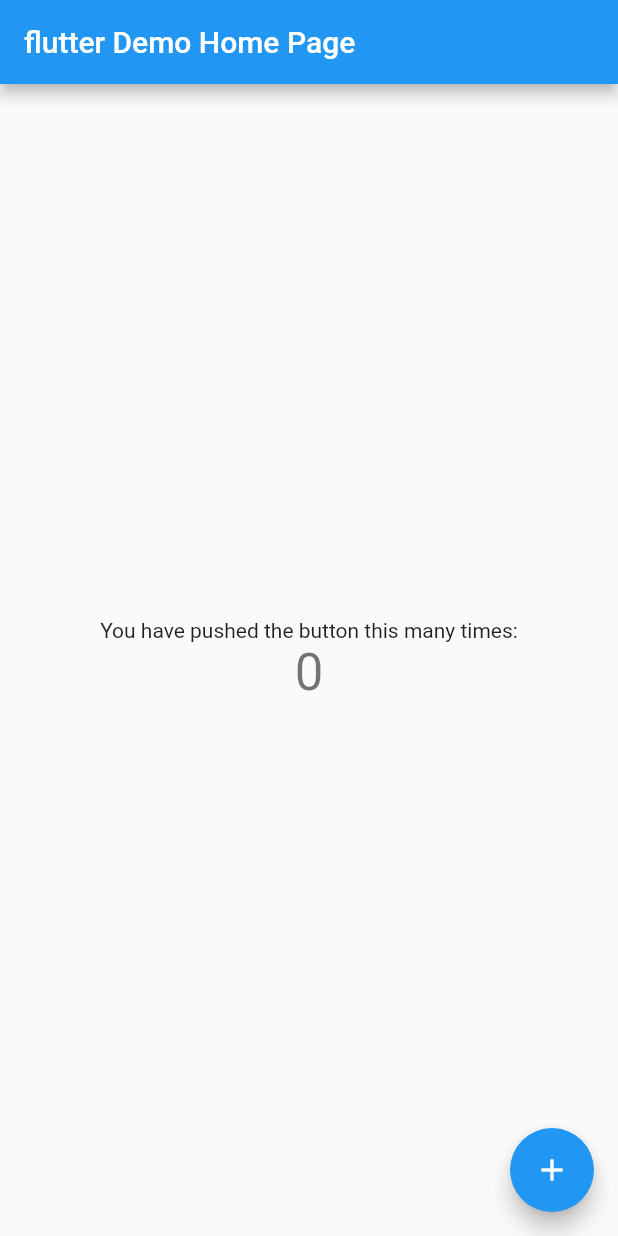
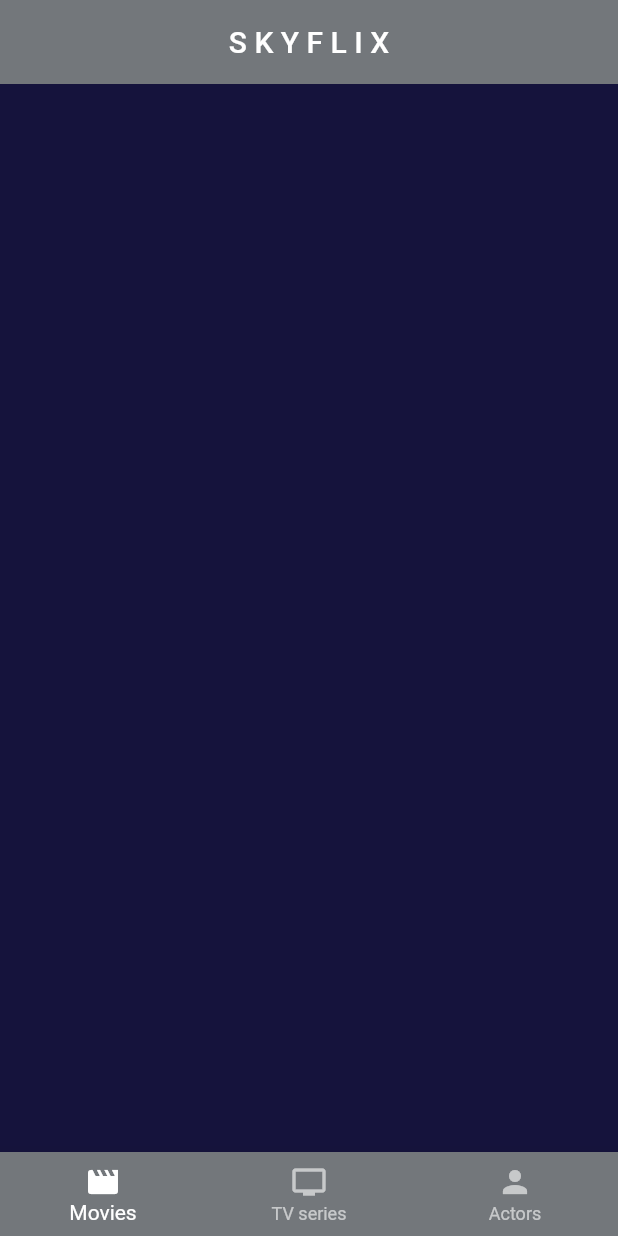
Before and after one commit to HubertObora/flutterMovieApp, a Flutter app: the screen it shows after launch, on a phone screen of 412 x 824 dp. Run offline on Flutter 3.47's test engine with Material 2 defaults, Android fonts, the phone set to English and light mode, and no system bars; our stand-ins replace google_fonts.

Commit message:
first outline of project

```diff
--- /dev/null
+++ b/lib/homepage.dart
@@ -0,0 +1,54 @@
+// ignore_for_file: prefer_const_constructors, prefer_const_literals_to_create_immutables
+
+import 'package:flutter/material.dart';
+import 'package:movieapp/style.dart';
+
+class HomePage extends StatefulWidget {
+  const HomePage({Key? key}) : super(key: key);
+
+  @override
+  State<HomePage> createState() => _HomePageState();
+}
+
+class _HomePageState extends State<HomePage> {
+  int _selectedIndex = 0;
+  void _navigate(int index) {
+    setState(() {
+      _selectedIndex = index;
+    });
+  }
+
+  final List<Widget> _listOfPages = [
+    //MainPage(),
+    //filmy(),
+    //seriale()
+  ];
+
+  @override
+  Widget build(BuildContext context) {
+    return Scaffold(
+        body: Scaffold(
+          backgroundColor: AppStyle.mainColor,
+        ),
+        //body: _listOfPages[_selectedIndex],
+        appBar: AppBar(
+          backgroundColor: AppStyle.secondColor,
+          elevation: 0,
+          centerTitle: true,
+          title: Text(
+            'S K Y F L I X',
+          ),
+        ),
+        bottomNavigationBar: BottomNavigationBar(
+            backgroundColor: AppStyle.secondColor,
+            currentIndex: _selectedIndex,
+            unselectedItemColor: Colors.white60,
+            selectedItemColor: Colors.white,
+            onTap: _navigate,
+            items: [
+              BottomNavigationBarItem(icon: Icon(Icons.movie), label: 'Movies'),
+              BottomNavigationBarItem(icon: Icon(Icons.tv), label: 'TV series'),
+              BottomNavigationBarItem(icon: Icon(Icons.person), label: 'Actors')
+            ]));
+  }
+}
--- a/lib/main.dart
+++ b/lib/main.dart
@@ -1,4 +1,8 @@
+// ignore_for_file: prefer_const_constructors
+
 import 'package:flutter/material.dart';
+
+import 'homepage.dart';
 
 void main() {
   runApp(const MyApp());
@@ -7,100 +11,11 @@ void main() {
 class MyApp extends StatelessWidget {
   const MyApp({Key? key}) : super(key: key);
 
-  // This widget is the root of your application.
   @override
   Widget build(BuildContext context) {
     return MaterialApp(
-      title: 'Flutter Demo',
-      theme: ThemeData(
-        primarySwatch: Colors.blue,
-      ),
-      home: const MyHomePage(title: 'flutter Demo Home Page'),
+      home: HomePage(),
+      debugShowCheckedModeBanner: false,
     );
   }
 }
-
-class MyHomePage extends StatefulWidget {
-  const MyHomePage({Key? key, required this.title}) : super(key: key);
-
-  // This widget is the home page of your application. It is stateful, meaning
-  // that it has a State object (defined below) that contains fields that affect
-  // how it looks.
-
-  // This class is the configuration for the state. It holds the values (in this
-  // case the title) provided by the parent (in this case the App widget) and
-  // used by the build method of the State. Fields in a Widget subclass are
-  // always marked "final".
-
-  final String title;
-
-  @override
-  State<MyHomePage> createState() => _MyHomePageState();
-}
-
-class _MyHomePageState extends State<MyHomePage> {
-  int _counter = 0;
-
-  void _incrementCounter() {
-    setState(() {
-      // This call to setState tells the Flutter framework that something has
-      // changed in this State, which causes it to rerun the build method below
-      // so that the display can reflect the updated values. If we changed
-      // _counter without calling setState(), then the build method would not be
-      // called again, and so nothing would appear to happen.
-      _counter++;
-    });
-  }
-
-  @override
-  Widget build(BuildContext context) {
-    // This method is rerun every time setState is called, for instance as done
-    // by the _incrementCounter method above.
-    //
-    // The Flutter framework has been optimized to make rerunning build methods
-    // fast, so that you can just rebuild anything that needs updating rather
-    // than having to individually change instances of widgets.
-    return Scaffold(
-      appBar: AppBar(
-        // Here we take the value from the MyHomePage object that was created by
-        // the App.build method, and use it to set our appbar title.
-        title: Text(widget.title),
-      ),
-      body: Center(
-        // Center is a layout widget. It takes a single child and positions it
-        // in the middle of the parent.
-        child: Column(
-          // Column is also a layout widget. It takes a list of children and
-          // arranges them vertically. By default, it sizes itself to fit its
-          // children horizontally, and tries to be as tall as its parent.
-          //
-          // Invoke "debug painting" (press "p" in the console, choose the
-          // "Toggle Debug Paint" action from the Flutter Inspector in Android
-          // Studio, or the "Toggle Debug Paint" command in Visual Studio Code)
-          // to see the wireframe for each widget.
-          //
-          // Column has various properties to control how it sizes itself and
-          // how it positions its children. Here we use mainAxisAlignment to
-          // center the children vertically; the main axis here is the vertical
-          // axis because Columns are vertical (the cross axis would be
-          // horizontal).
-          mainAxisAlignment: MainAxisAlignment.center,
-          children: <Widget>[
-            const Text(
-              'You have pushed the button this many times:',
-            ),
-            Text(
-              '$_counter',
-              style: Theme.of(context).textTheme.headline4,
-            ),
-          ],
-        ),
-      ),
-      floatingActionButton: FloatingActionButton(
-        onPressed: _incrementCounter,
-        tooltip: 'Increment',
-        child: const Icon(Icons.add),
-      ), // This trailing comma makes auto-formatting nicer for build methods.
-    );
-  }
-}
--- /dev/null
+++ b/lib/style.dart
@@ -0,0 +1,14 @@
+import 'package:flutter/material.dart';
+import 'package:google_fonts/google_fonts.dart';
+
+class AppStyle {
+  static Color mainColor = const Color.fromARGB(255, 21, 19, 60);
+  static Color secondColor = const Color.fromARGB(255, 115, 119, 123);
+  static Color whiteColor = Colors.white;
+  static TextStyle mainText =
+      GoogleFonts.roboto(fontSize: 24, color: Colors.white);
+  static TextStyle ornamentText =
+      GoogleFonts.dancingScript(fontSize: 38, color: Colors.white);
+  static TextStyle smallText =
+      GoogleFonts.roboto(fontSize: 18, color: Colors.white);
+}
--- a/pubspec.yaml
+++ b/pubspec.yaml
@@ -34,6 +34,7 @@ dependencies:
   # The following adds the Cupertino Icons font to your application.
   # Use with the CupertinoIcons class for iOS style icons.
   cupertino_icons: ^1.0.2
+  google_fonts: ^3.0.1
 
 dev_dependencies:
   flutter_test:
```
Also changed, not shown: lib/pages/actors.dart (added), lib/pages/movies.dart (added), lib/pages/tvseries.dart (added), pubspec.lock.
